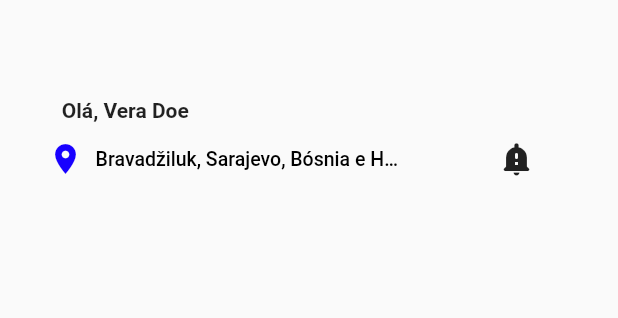
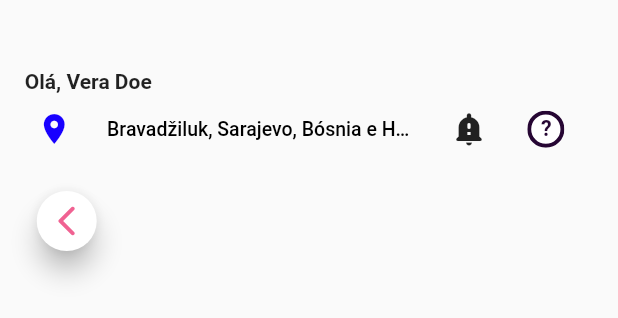
Before and after one commit to devgrupogatti/mobxvitrine, a Flutter app: the BuscaVB widget shown alone on an empty page, opened directly, after a tap on an icon or button, on a phone screen of 412 x 824 dp. Shown: the top 318 px of the screen. Run offline on Flutter 3.47's test engine with Material 2 defaults, Android fonts, the phone set to English and light mode, and no system bars; our stand-ins replace carousel_pro, carousel_slider, dotted_line, flutter_svg, image_picker, location and 1 more; project files that could hold a hidden picture were left out.

Commit message:
atualizacao das rotas de pesquisa por categoria

```diff
--- a/vitrinebeauty/lib/screen/busca_categoria.dart
+++ b/vitrinebeauty/lib/screen/busca_categoria.dart
@@ -2,6 +2,7 @@
 
 import 'package:flutter/material.dart';
 import 'package:vitrinebeauty/widgets/widgets_busca/cab_busca.dart';
+import 'package:vitrinebeauty/widgets/widgets_inicio/cab_inicio.dart';
 
 class BuscaCategoria extends StatefulWidget {
   const BuscaCategoria({Key? key}) : super(key: key);
@@ -19,7 +20,7 @@ class _BuscaCategoriaState extends State<BuscaCategoria> {
     return Scaffold(
       body: Padding(
         padding: EdgeInsets.symmetric(
-          vertical: alturaPadding * 0.2,
+          vertical: alturaPadding * 0.1,
           horizontal: largura * 0.04,
         ),
         child: SingleChildScrollView(
@@ -27,7 +28,29 @@ class _BuscaCategoriaState extends State<BuscaCategoria> {
             child: Column(
               // ignore: prefer_const_literals_to_create_immutables
               children: [
-                CabBusca(),
+                Padding(
+                    padding: EdgeInsets.symmetric(
+                      vertical: alturaPadding * 0.04,
+                    ),
+                    child: CabecalhoInicio()),
+                Container(
+                  alignment: Alignment.centerLeft,
+                  child: ElevatedButton(
+                    style: ElevatedButton.styleFrom(
+                      primary: Colors.white,
+                      elevation: 7.0,
+                      shape: const CircleBorder(),
+                      minimumSize: const Size(40, 40),
+                    ),
+                    onPressed: () {
+                      Navigator.of(context).pop();
+                    },
+                    child: Icon(
+                      Icons.arrow_back_ios_new_rounded,
+                      color: Colors.pink[300],
+                    ),
+                  ),
+                ),
               ],
             ),
           ),
--- a/vitrinebeauty/lib/screen/busca_vb.dart
+++ b/vitrinebeauty/lib/screen/busca_vb.dart
@@ -2,6 +2,7 @@
 
 import 'package:flutter/material.dart';
 import 'package:flutter_svg/svg.dart';
+import 'package:vitrinebeauty/screen/busca_categoria.dart';
 import 'package:vitrinebeauty/utils/hexColor.dart';
 import 'package:vitrinebeauty/widgets/widgets_busca/cab_busca.dart';
 import 'package:vitrinebeauty/widgets/widgets_busca/card_categorias_busca.dart';
@@ -100,7 +101,18 @@ class _BuscaVBState extends State<BuscaVB> {
                     mainAxisSpacing: 10,
                   ),
                   children: imagens.map((imagem) {
-                    return CardBuscaCategoria(imagem);
+                    return InkWell(
+                        onTap: () {
+                          Navigator.push(
+                            context,
+                            MaterialPageRoute(
+                              builder: (context) {
+                                return BuscaCategoria();
+                              },
+                            ),
+                          );
+                        },
+                        child: CardBuscaCategoria(imagem));
                   }).toList(),
                 ),
               ),
--- a/vitrinebeauty/lib/widgets/widgets_busca/card_categorias_busca.dart
+++ b/vitrinebeauty/lib/widgets/widgets_busca/card_categorias_busca.dart
@@ -21,20 +21,12 @@ class _CardBuscaCategoriaState extends State<CardBuscaCategoria> {
     return Container(
       // width: larguraTotal * 0.65,
       // height: larguraTotal * 0.65,
-      child: InkWell(
-        onTap: () {
-          //Navigator.push()
-          //BuscaCategoria();
-          Navigator.of(context).pushNamed(AppRoutes.BUSCACATEGORIA);
-          //print('registrando click');
-        },
-        child: ClipRRect(
-          borderRadius: const BorderRadius.only(
-            topLeft: Radius.circular(25),
-            topRight: Radius.circular(25),
-          ),
-          child: widget.imagem,
+      child: ClipRRect(
+        borderRadius: const BorderRadius.only(
+          topLeft: Radius.circular(25),
+          topRight: Radius.circular(25),
         ),
+        child: widget.imagem,
       ),
     );
   }
```
